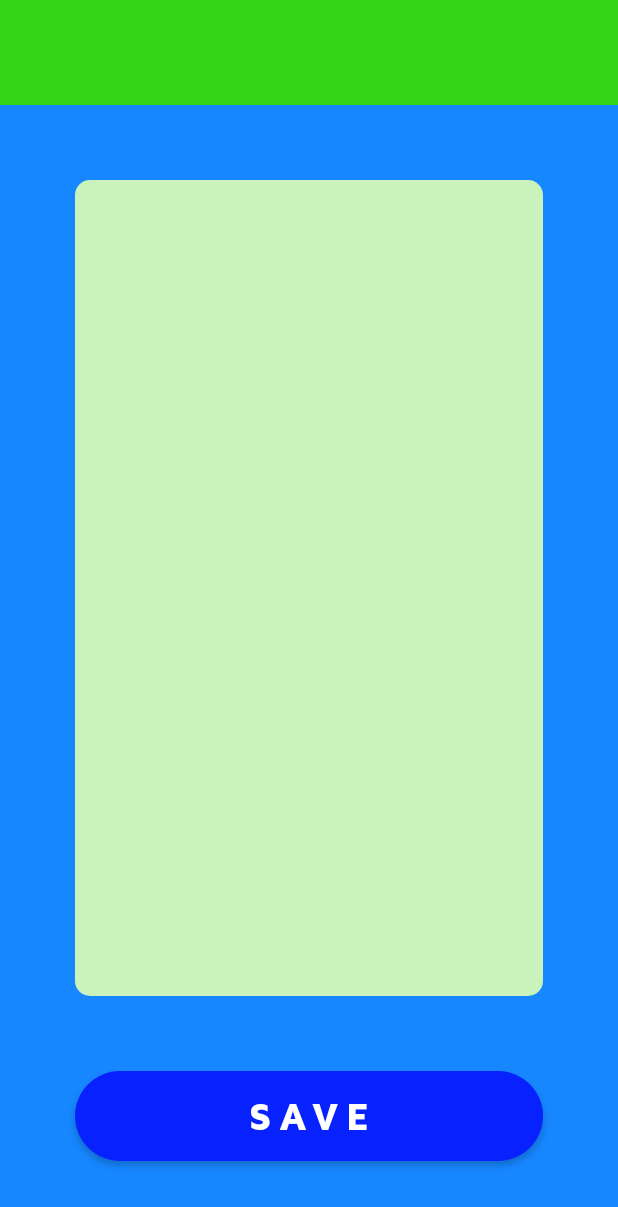
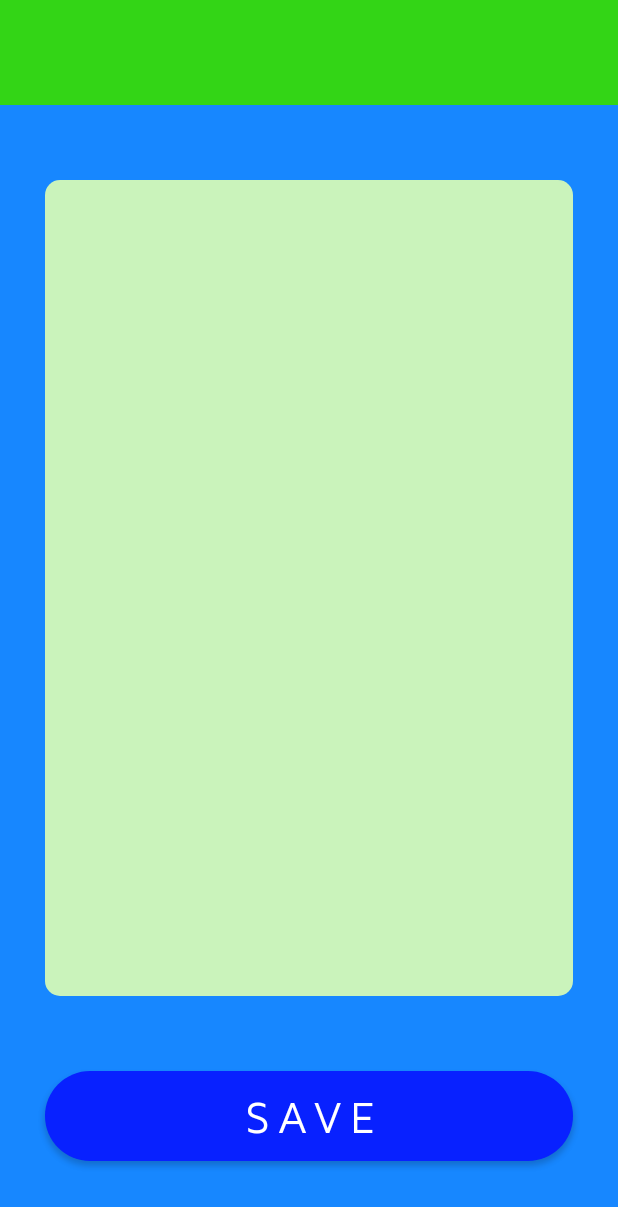
Before and after one commit to dasgauranga2/Secure-Notes, an Android app: the EditNoteActivity screen opened directly, with no data from a screen before it, on a phone screen of 412 x 824 dp. Shown: the top 1207 px of the screen. Run offline under Robolectric (Android 15) with nearby library versions, the phone set to English and light mode, and no system bars.

Commit message:
Button styling

```diff
--- a/app/src/main/res/layout/activity_edit_note.xml
+++ b/app/src/main/res/layout/activity_edit_note.xml
@@ -27,9 +27,9 @@
         android:id="@+id/newNoteText"
         android:layout_width="0dp"
         android:layout_height="0dp"
-        android:layout_marginStart="50dp"
+        android:layout_marginStart="30dp"
         android:layout_marginTop="50dp"
-        android:layout_marginEnd="50dp"
+        android:layout_marginEnd="30dp"
         android:layout_marginBottom="50dp"
         android:background="@drawable/input_txt_bg"
         android:ems="10"
@@ -48,16 +48,16 @@
         android:id="@+id/editNoteButton"
         android:layout_width="0dp"
         android:layout_height="60dp"
-        android:layout_marginStart="50dp"
-        android:layout_marginEnd="50dp"
+        android:layout_marginStart="30dp"
+        android:layout_marginEnd="30dp"
         android:layout_marginBottom="50dp"
         android:background="@drawable/button_bg"
-        android:fontFamily="@font/maven_boldest"
+        android:fontFamily="@font/maven"
         android:letterSpacing="0.2"
         android:onClick="save_note"
         android:text="SAVE"
         android:textColor="@color/white"
-        android:textSize="25sp"
+        android:textSize="30sp"
         app:layout_constraintBottom_toBottomOf="parent"
         app:layout_constraintEnd_toEndOf="parent"
         app:layout_constraintStart_toStartOf="parent" />
```
Also changed, not shown: app/src/main/res/layout/activity_add_note.xml (+4 -4 lines).
